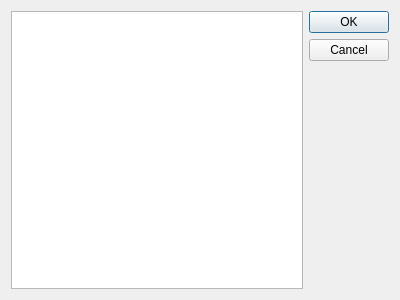
First picture: the form in gui/pluginSelectionDialog.ui, repository RafiKueng/dropContactAngleMeasurement, before the edit.
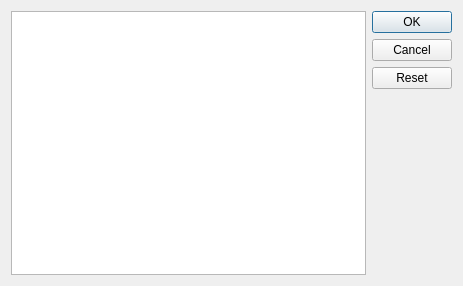
Second picture: the form after the edit.

Commit message: some progress on gui, plugin management

```diff
--- a/gui/pluginSelectionDialog.ui
+++ b/gui/pluginSelectionDialog.ui
@@ -6,8 +6,8 @@
    <rect>
     <x>0</x>
     <y>0</y>
-    <width>400</width>
-    <height>300</height>
+    <width>463</width>
+    <height>286</height>
    </rect>
   </property>
   <property name="windowTitle">
@@ -23,7 +23,10 @@
       <enum>Qt::Vertical</enum>
      </property>
      <property name="standardButtons">
-      <set>QDialogButtonBox::Cancel|QDialogButtonBox::Ok</set>
+      <set>QDialogButtonBox::Cancel|QDialogButtonBox::Ok|QDialogButtonBox::Reset</set>
+     </property>
+     <property name="centerButtons">
+      <bool>false</bool>
      </property>
     </widget>
    </item>
```
The commit also changes 8 other files.
